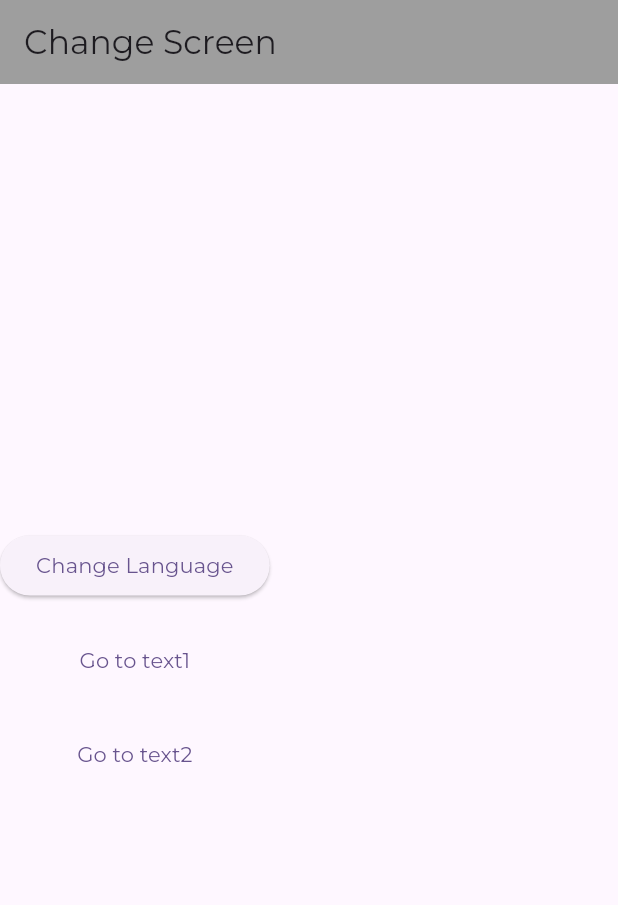
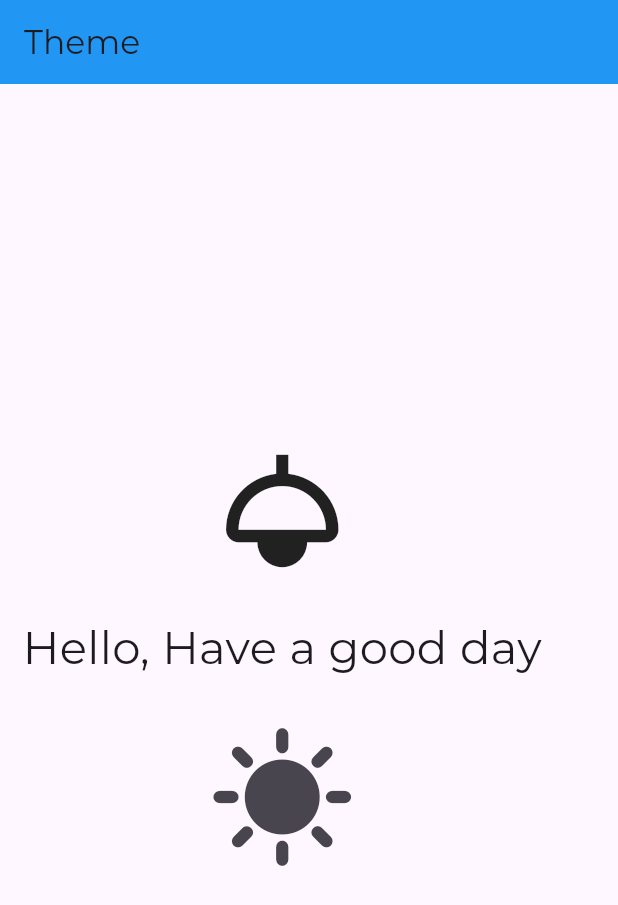
Before and after one commit to 1613-kg/firsttask, a Flutter app: the screen it shows after launch, on a phone screen of 412 x 824 dp. Shown: the top 905 px of the screen. Run offline on Flutter 3.47's test engine with Material 2 defaults, Android fonts, the phone set to English and light mode, and no system bars; our stand-ins replace animated_splash_screen, carousel_slider, cloud_firestore, easy_localization, firebase_auth, firebase_core and 12 more; missing offline and left inert: circular_seek_bar, flutter_facebook_auth, loadmore; accounts and stored records are empty; project files that could hold a hidden picture were left out.

Commit message:
Theme Change

```diff
--- /dev/null
+++ b/lib/Day 13/Theme change/screens/homeChangeTheme.dart
@@ -0,0 +1,54 @@
+import 'package:flutter/material.dart';
+
+import '../theme/theme_manager.dart';
+
+class homeChangeTheme extends StatefulWidget {
+  const homeChangeTheme({super.key});
+
+  @override
+  State<homeChangeTheme> createState() => _homeChangeThemeState();
+}
+
+class _homeChangeThemeState extends State<homeChangeTheme> {
+  ThemeManager _themeManager = ThemeManager();
+
+  @override
+  Widget build(BuildContext context) {
+    return Scaffold(
+      appBar: AppBar(
+        title: Text("Theme"),
+        backgroundColor: Colors.blue,
+      ),
+      body: Container(
+        margin: EdgeInsets.all(15),
+        child: Column(
+            mainAxisAlignment: MainAxisAlignment.center,
+            crossAxisAlignment: CrossAxisAlignment.center,
+            children: [
+              Icon(
+                Icons.light,
+                size: 100,
+              ),
+              SizedBox(
+                height: 20,
+              ),
+              Text(
+                "Hello, Have a good day",
+                style: TextStyle(fontSize: 30),
+              ),
+              SizedBox(
+                height: 20,
+              ),
+              IconButton(
+                  onPressed: () {
+                    _themeManager.switchTheme();
+                  },
+                  icon: Icon(
+                    Icons.sunny,
+                    size: 100,
+                  )),
+            ]),
+      ),
+    );
+  }
+}
--- /dev/null
+++ b/lib/Day 13/Theme change/theme/theme_constants.dart
@@ -0,0 +1,14 @@
+import 'package:flutter/material.dart';
+
+ThemeData lightTheme = ThemeData(
+  brightness: Brightness.light,
+  //colorScheme: ColorScheme.fromSeed(seedColor: Colors.deepPurple),
+  useMaterial3: true,
+  fontFamily: 'Montserrat',
+);
+ThemeData darkTheme = ThemeData(
+  brightness: Brightness.dark,
+  //colorScheme: ColorScheme.fromSeed(seedColor: Colors.deepPurple),
+  useMaterial3: true,
+  fontFamily: 'Montserrat',
+);
--- /dev/null
+++ b/lib/Day 13/Theme change/theme/theme_manager.dart
@@ -0,0 +1,14 @@
+import 'package:flutter/material.dart';
+
+class ThemeManager with ChangeNotifier {
+  static bool isDark = false;
+
+  ThemeMode currentTheme() {
+    return isDark ? ThemeMode.dark : ThemeMode.light;
+  }
+
+  void switchTheme() {
+    isDark = !isDark;
+    notifyListeners();
+  }
+}
--- a/lib/main.dart
+++ b/lib/main.dart
@@ -3,6 +3,9 @@ import 'package:firebase_core/firebase_core.dart';
 import 'package:firsttask/Day%2010/Authentication/screens/loginScreenAuth.dart';
 import 'package:firsttask/Day%2010/Push%20Notification/services/firebase_mssg.dart';
 import 'package:firsttask/Day%2011/Firebase%20Storage/screens/inputFromUser.dart';
+import 'package:firsttask/Day%2013/Theme%20change/screens/homeChangeTheme.dart';
+import 'package:firsttask/Day%2013/Theme%20change/theme/theme_constants.dart';
+import 'package:firsttask/Day%2013/Theme%20change/theme/theme_manager.dart';
 import 'package:firsttask/Day%203/AlertDialog/screens/homeAlertDailog.dart';
 import 'package:firsttask/Day%203/DateTime/screens/homeDateTime.dart';
 import 'package:firsttask/Day%203/Drop%20Down/screens/homeDropDown.dart';
@@ -58,8 +61,34 @@ Future<void> main() async {
   );
 }
 
-class MyApp extends StatelessWidget {
+class MyApp extends StatefulWidget {
   const MyApp({super.key});
+
+  @override
+  State<MyApp> createState() => _MyAppState();
+}
+
+class _MyAppState extends State<MyApp> {
+  ThemeManager _themeManager = ThemeManager();
+  themeListener() {
+    if (mounted) {
+      setState(() {});
+    }
+  }
+
+  @override
+  void dispose() {
+    // TODO: implement dispose
+    _themeManager.removeListener(themeListener);
+    super.dispose();
+  }
+
+  @override
+  void initState() {
+    // TODO: implement initState
+    _themeManager.addListener(themeListener);
+    super.initState();
+  }
 
   @override
   Widget build(BuildContext context) {
@@ -68,13 +97,16 @@ class MyApp extends StatelessWidget {
       supportedLocales: context.supportedLocales,
       locale: context.locale,
       title: 'Flutter Demo',
-      theme: ThemeData(
-        colorScheme: ColorScheme.fromSeed(seedColor: Colors.deepPurple),
-        useMaterial3: true,
-        fontFamily: 'Montserrat',
-      ),
+      // theme: ThemeData(
+      //   colorScheme: ColorScheme.fromSeed(seedColor: Colors.deepPurple),
+      //   useMaterial3: true,
+      //   fontFamily: 'Montserrat',
+      // ),
+      theme: lightTheme,
+      darkTheme: darkTheme,
+      themeMode: _themeManager.currentTheme(),
       debugShowCheckedModeBanner: false,
-      home: changeButtonScreen(),
+      home: homeChangeTheme(),
     );
   }
 }
```
